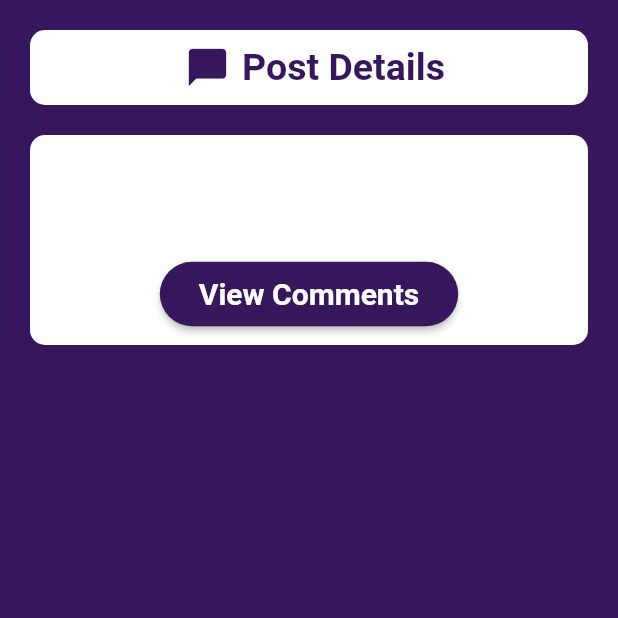
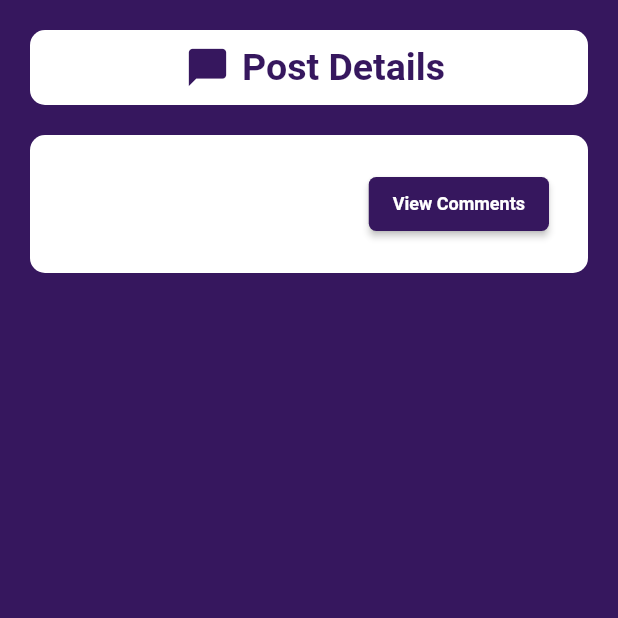
Before and after one commit to margallostephen/API-Request, a Flutter app: the PostDetails screen opened directly with empty values, on a phone screen of 412 x 824 dp, the top half of it. Run offline on Flutter 3.47's test engine with Material 2 defaults, Android fonts, the phone set to English and light mode, and no system bars; network calls fail.

Commit message:
Update view comments button

```diff
--- a/lib/screens/post_detail_screen.dart
+++ b/lib/screens/post_detail_screen.dart
@@ -76,8 +76,7 @@ class _PostDetailsState extends State<PostDetails> {
                           fontSize: 16,
                         ),
                       ),
-                    ),
-                    ElevatedButton(
+                      trailing: ElevatedButton(
                         onPressed: () {
                           Navigator.pushNamed(
                             context,
@@ -88,18 +87,23 @@ class _PostDetailsState extends State<PostDetails> {
                           );
                         },
                         style: ElevatedButton.styleFrom(
-                        backgroundColor: const Color.fromARGB(255, 54, 23, 94),
+                          backgroundColor:
+                              const Color.fromARGB(255, 54, 23, 94),
                           shape: RoundedRectangleBorder(
-                          borderRadius: BorderRadius.circular(30),
+                            borderRadius: BorderRadius.circular(5),
                           ),
                         ),
                         child: const Padding(
-                        padding: EdgeInsets.all(10),
+                          padding: EdgeInsets.only(
+                            top: 10,
+                            bottom: 10,
+                          ),
                           child: Text(
                             'View Comments',
                             style: TextStyle(
-                            fontSize: 20,
+                              fontSize: 12,
                               fontWeight: FontWeight.bold,
+                            ),
                           ),
                         ),
                       ),
```
Lines whose indentation alone changed are shown as unchanged.
